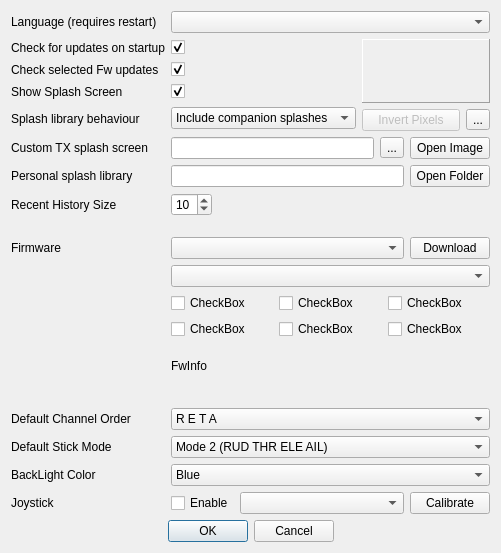
Before: the Qt Designer form src/preferencesdialog.ui in roberto1903/companion9x, drawn with Qt 5.
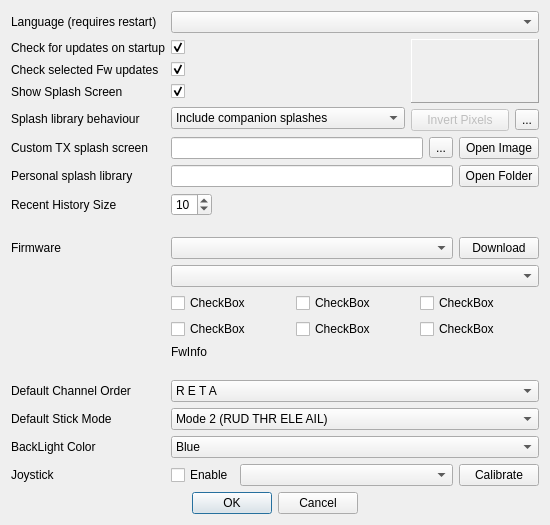
After: the same form once the commit is applied. Icons and pictures are not drawn.

Commit message: Fix for issue 33 and preference dialog adjustment...

```diff
--- a/src/preferencesdialog.ui
+++ b/src/preferencesdialog.ui
@@ -6,8 +6,8 @@
    <rect>
     <x>0</x>
     <y>0</y>
-    <width>498</width>
-    <height>553</height>
+    <width>550</width>
+    <height>525</height>
    </rect>
   </property>
   <property name="sizePolicy">
@@ -16,6 +16,12 @@
     <verstretch>0</verstretch>
    </sizepolicy>
   </property>
+  <property name="minimumSize">
+   <size>
+    <width>550</width>
+    <height>0</height>
+   </size>
+  </property>
   <property name="windowTitle">
    <string>Preferences</string>
   </property>
```
The commit also changes 3 other files.
